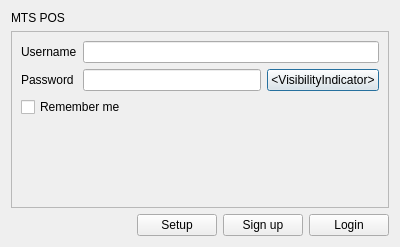
Before: the Qt Designer form app/views/templates/generated/Login.ui in rondalefloyd/mts-pos, drawn with Qt 5.
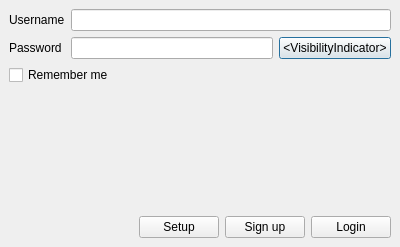
After: the same form once the commit is applied.

```diff
--- a/app/views/templates/generated/Login.ui
+++ b/app/views/templates/generated/Login.ui
@@ -14,21 +14,26 @@
    <string>Login</string>
   </property>
   <layout class="QVBoxLayout" name="verticalLayout">
-   <item>
-    <widget class="QLabel" name="label_3">
-     <property name="sizePolicy">
-      <sizepolicy hsizetype="Preferred" vsizetype="Fixed">
-       <horstretch>0</horstretch>
-       <verstretch>0</verstretch>
-      </sizepolicy>
-     </property>
-     <property name="text">
-      <string>MTS POS</string>
-     </property>
-    </widget>
-   </item>
+   <property name="spacing">
+    <number>0</number>
+   </property>
+   <property name="leftMargin">
+    <number>0</number>
+   </property>
+   <property name="topMargin">
+    <number>0</number>
+   </property>
+   <property name="rightMargin">
+    <number>0</number>
+   </property>
+   <property name="bottomMargin">
+    <number>0</number>
+   </property>
    <item>
     <widget class="QScrollArea" name="scrollArea">
+     <property name="frameShape">
+      <enum>QFrame::NoFrame</enum>
+     </property>
      <property name="widgetResizable">
       <bool>true</bool>
      </property>
@@ -37,8 +42,8 @@
        <rect>
         <x>0</x>
         <y>0</y>
-        <width>380</width>
-        <height>177</height>
+        <width>400</width>
+        <height>206</height>
        </rect>
       </property>
       <layout class="QFormLayout" name="formLayout">
@@ -101,7 +106,8 @@
     </widget>
    </item>
    <item>
-    <layout class="QHBoxLayout" name="horizontalLayout_2">
+    <widget class="QWidget" name="widgetConfirmationButton" native="true">
+     <layout class="QHBoxLayout" name="horizontalLayout_3">
      <item>
       <spacer name="horizontalSpacer">
        <property name="orientation">
@@ -109,7 +115,7 @@
        </property>
        <property name="sizeHint" stdset="0">
         <size>
-         <width>40</width>
+          <width>136</width>
          <height>20</height>
         </size>
        </property>
@@ -137,6 +143,7 @@
       </widget>
      </item>
     </layout>
+    </widget>
    </item>
   </layout>
  </widget>
```
Left out of the diff: 3 changed lines with no effect on the pictures. Lines whose indentation alone changed are shown as unchanged.
